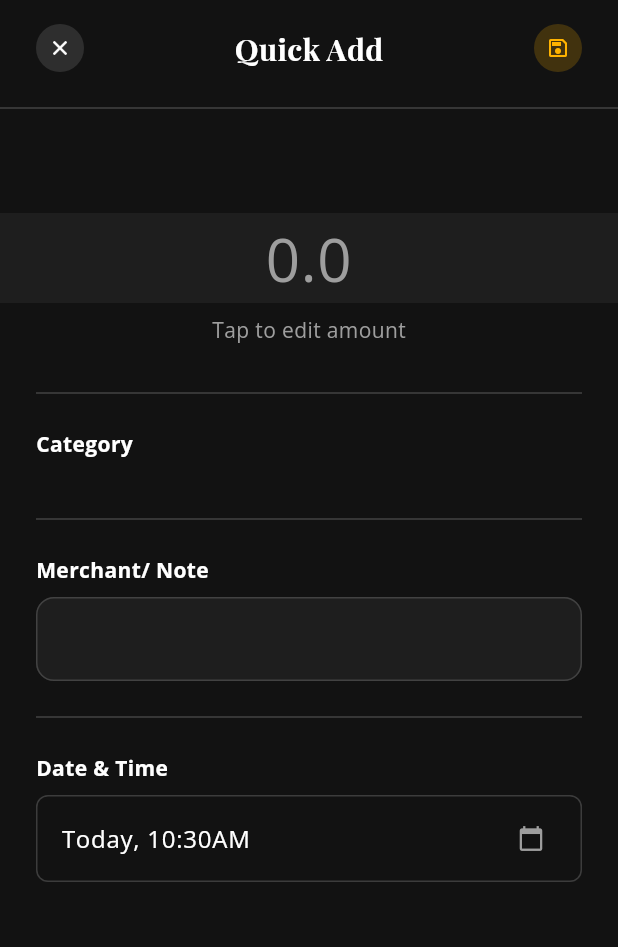
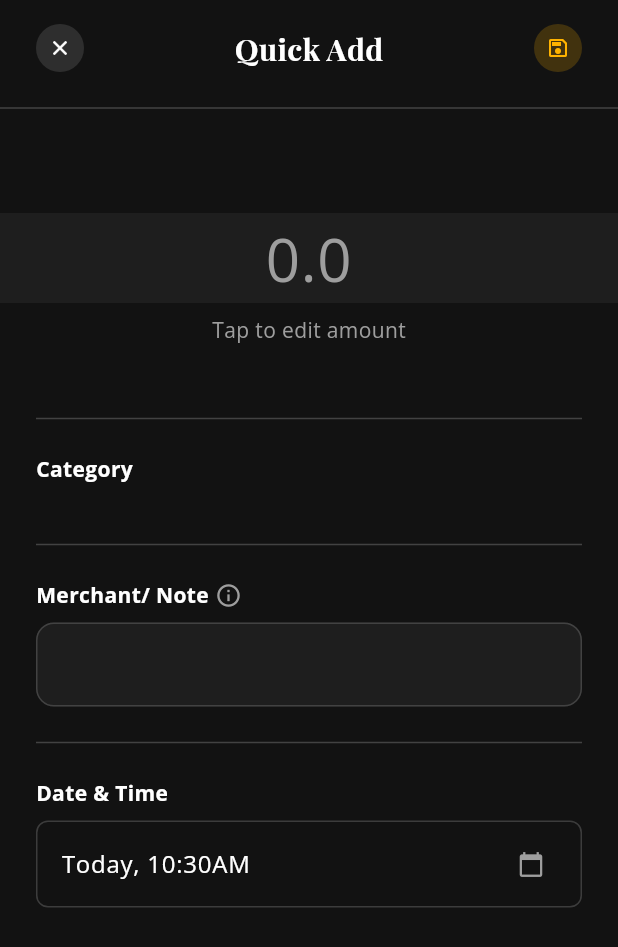
Before and after one commit to MiThaikKaMar/xpens_flow, a Flutter app: the QuickAddSheet widget shown alone on an empty page, opened directly, on a phone screen of 412 x 824 dp. Shown: the top 947 px of the screen. Run offline on Flutter 3.47's test engine with Material 3 defaults, Android fonts, the phone set to English and light mode, and no system bars; our stand-ins replace equatable, flutter_bloc, flutter_datetime_picker_plus, flutter_timezone, fpdart, get_it and 7 more; missing offline and left inert: currency_picker; accounts and stored records are empty; statements that could not run were skipped.

Commit message:
proceed to transaction detailed page

```diff
--- a/lib/app/router/routes.dart
+++ b/lib/app/router/routes.dart
@@ -16,6 +16,7 @@ class Routes {
 
   //Transactions
   static String transactions = "/transactions";
+  static String transactionDetail = "/transactions/:id";
 
   // Budgets
   static String budgets = "/budgets";
--- a/lib/core/ui/theme/colors.dart
+++ b/lib/core/ui/theme/colors.dart
@@ -132,7 +132,7 @@ class AppColors {
   static Color darkOrange = Color.fromARGB(255, 248, 212, 168);
 
   static Map<String, Color> categoryColorMap = {
-    'Housing': Color(0xFF778899), // Slate Gray
+    'Housing': Color.fromARGB(255, 171, 198, 226), // Slate Gray
     'Utilities': Color(
       0xFF4682B4,
     ), // Steel Blue (This one was causing issues before, but is now correct)
--- a/lib/features/transactions/presentation/sheets/quick_add_sheet.dart
+++ b/lib/features/transactions/presentation/sheets/quick_add_sheet.dart
@@ -12,6 +12,7 @@ import 'package:xpens_flow/features/transactions/data/models/transaction_model.d
 import 'package:xpens_flow/features/transactions/domain/entities/transaction.dart';
 import 'package:xpens_flow/features/transactions/presentation/state/feed/transaction_feed_bloc.dart';
 
+import '../../../../core/common/utils/show_snackbar.dart';
 import '../../../../core/ui/bloc/app_settings_bloc.dart';
 import '../../../../core/ui/theme/colors.dart';
 import '../../../../core/ui/theme/spacing.dart';
@@ -37,12 +38,25 @@ class _QuickAddSheetState extends State<QuickAddSheet> {
   String currencySign = '';
   List<CategoryModel>? _categories = [];
 
+  bool _isAmountInvalid = false;
+
   late TransactionFeedBloc _transactionFeedBloc;
 
   @override
   void initState() {
     super.initState();
     _transactionFeedBloc = BlocProvider.of<TransactionFeedBloc>(context);
+
+    amountEditingController.addListener(() {
+      final text = amountEditingController.text.trim();
+      final isEmpty = text.isEmpty;
+
+      if (!isEmpty) {
+        setState(() {
+          _isAmountInvalid = false;
+        });
+      }
+    });
   }
 
   @override
@@ -60,6 +74,9 @@ class _QuickAddSheetState extends State<QuickAddSheet> {
     final amountText = amountEditingController.text.trim();
 
     if (amountText.isEmpty) {
+      setState(() {
+        _isAmountInvalid = true;
+      });
       //showSnackbar(context, "Amount can not be empty");
       debugPrint("Amount can not be empty");
       return;
@@ -236,6 +253,18 @@ class _QuickAddSheetState extends State<QuickAddSheet> {
               ),
               SizedBox(height: AppSpacing.sm),
               Text("Tap to edit amount", style: TextStyle(color: Colors.grey)),
+              Visibility(
+                maintainSize: true,
+                maintainAnimation: true,
+                maintainState: true,
+                visible: _isAmountInvalid,
+                child: Text(
+                  "Amount is required!",
+                  style: AppTypography.labelMedium.copyWith(
+                    color: AppColors.errorLight,
+                  ),
+                ),
+              ),
               SizedBox(height: AppSpacing.sm),
 
               //........
@@ -313,9 +342,19 @@ class _QuickAddSheetState extends State<QuickAddSheet> {
                     SizedBox(height: AppSpacing.md),
 
                     // Merchant/ Note
-                    Text(
-                      "Merchant/ Note",
-                      style: TextStyle(fontWeight: FontWeight.bold),
+                    Row(
+                      children: [
+                        Text(
+                          "Merchant/ Note",
+                          style: TextStyle(fontWeight: FontWeight.bold),
+                        ),
+                        SizedBox(width: AppSpacing.xs),
+                        Icon(
+                          Icons.info_outline,
+                          size: AppSpacing.size18,
+                          color: Colors.grey,
+                        ),
+                      ],
                     ),
                     SizedBox(height: AppSpacing.sm),
                     TextField(
```
Also changed, not shown: lib/app/router/app_router.dart (+25 -1 lines), lib/features/transactions/presentation/pages/transaction_detail_page.dart (+22 -0 lines), lib/features/transactions/presentation/widgets/transaction_list_item.dart (+16 -2 lines).
